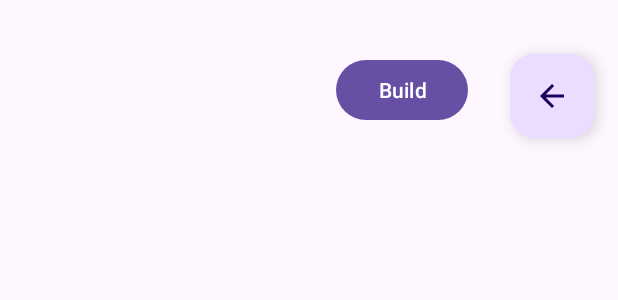
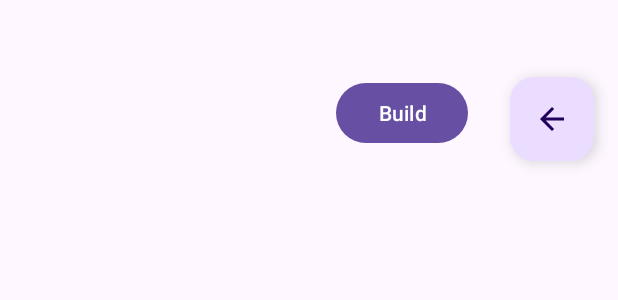
Before and after one commit to sanat-k1/Expert_System, an Android app: the layout activity_your_pc.xml on its own in the app's theme, with its tools: preview values and no code run, on a phone screen of 412 x 824 dp. Shown: the top 300 px of the screen. Run offline under Robolectric (Android 15) with nearby library versions, the phone set to English and light mode, and no system bars.

Commit message:
Login-Build Working

```diff
--- a/app/src/main/java/com/example/pchelper/YourPC.kt
+++ b/app/src/main/java/com/example/pchelper/YourPC.kt
@@ -61,10 +61,12 @@ class YourPC : AppCompatActivity() {
             val ssdprice = findViewById<TextView>(R.id.ssdprice)
             val ramcap = findViewById<TextView>(R.id.ramcapacity)
             val ramprice = findViewById<TextView>(R.id.ramprice)
+            val tv= findViewById<TextView>(R.id.textView2)
             val cpu = findViewById<TextView>(R.id.textView5)
             val gpu = findViewById<TextView>(R.id.textView6)
             val ssd = findViewById<TextView>(R.id.textView7)
             val ram = findViewById<TextView>(R.id.textView8)
+            tv.setVisibility(View.VISIBLE)
             cpu.setVisibility(View.VISIBLE)
             gpu.setVisibility(View.VISIBLE)
             ssd.setVisibility(View.VISIBLE)
--- a/app/src/main/res/layout/activity_home.xml
+++ b/app/src/main/res/layout/activity_home.xml
@@ -20,13 +20,11 @@
     <FrameLayout
         android:id="@+id/Retardedstudio"
         android:layout_width="match_parent"
-        android:layout_height="653dp"
+        android:layout_height="0dp"
+        app:layout_constraintTop_toBottomOf="@+id/topToolbar"
         app:layout_constraintBottom_toTopOf="@+id/bottomNavigationView"
-        app:layout_constraintEnd_toEndOf="parent"
-        app:layout_constraintHorizontal_bias="0.0"
         app:layout_constraintStart_toStartOf="parent"
-        app:layout_constraintTop_toTopOf="parent"
-        app:layout_constraintVertical_bias="1.0" />
+        app:layout_constraintEnd_toEndOf="parent" />
 
     <com.google.android.material.bottomnavigation.BottomNavigationView
         android:id="@+id/bottomNavigationView"
--- a/app/src/main/res/layout/activity_login.xml
+++ b/app/src/main/res/layout/activity_login.xml
@@ -79,6 +79,7 @@
         android:layout_height="wrap_content"
         android:id="@+id/login_password"
         android:hint="Enter the Password"
+        android:inputType="textPassword"
         android:background="@drawable/forget"
         android:layout_marginLeft="35dp"
         android:layout_marginRight="35dp"
--- a/app/src/main/res/layout/activity_your_pc.xml
+++ b/app/src/main/res/layout/activity_your_pc.xml
@@ -4,7 +4,7 @@
     xmlns:tools="http://schemas.android.com/tools"
     android:layout_width="match_parent"
     android:layout_height="match_parent"
-    android:layout_marginTop="20dp">
+    android:layout_marginTop="35dp">
 
     <com.google.android.material.floatingactionbutton.FloatingActionButton
         android:id="@+id/floatingActionButton"
@@ -40,14 +40,23 @@
         app:layout_constraintEnd_toEndOf="parent"
         app:layout_constraintTop_toTopOf="parent" />
 
+    <ImageView
+        android:id="@+id/cpuimg"
+        android:layout_width="240dp"
+        android:layout_height="140dp"
+        android:layout_marginStart="8dp"
+        android:layout_marginTop="112dp"
+        app:layout_constraintStart_toEndOf="@+id/textView5"
+        app:layout_constraintTop_toBottomOf="@+id/get_info" />
+
     <TextView
         android:id="@+id/textView5"
         android:layout_width="wrap_content"
         android:layout_height="wrap_content"
         android:layout_alignParentEnd="true"
         android:layout_alignParentBottom="true"
-        android:layout_marginStart="8dp"
-        android:layout_marginTop="93dp"
+        android:layout_marginStart="4dp"
+        android:layout_marginTop="176dp"
         android:text="CPU: "
         android:textStyle="bold"
         android:visibility="invisible"
@@ -55,12 +64,49 @@
         app:layout_constraintTop_toTopOf="parent" />
 
     <ImageView
-        android:id="@+id/cpuimg"
-        android:layout_width="240dp"
+        android:id="@+id/gpuimg"
+        android:layout_width="239dp"
         android:layout_height="140dp"
-        android:layout_marginTop="29dp"
-        app:layout_constraintStart_toEndOf="@+id/textView5"
-        app:layout_constraintTop_toBottomOf="@+id/get_info" />
+        android:layout_marginStart="8dp"
+        android:layout_marginTop="44dp"
+        app:layout_constraintStart_toEndOf="@+id/textView6"
+        app:layout_constraintTop_toBottomOf="@+id/cpuname" />
+
+    <TextView
+        android:id="@+id/textView8"
+        android:layout_width="wrap_content"
+        android:layout_height="wrap_content"
+        android:layout_marginStart="4dp"
+        android:layout_marginTop="44dp"
+        android:text="Ram: "
+        android:textStyle="bold"
+        android:visibility="invisible"
+        app:layout_constraintStart_toStartOf="parent"
+        app:layout_constraintTop_toBottomOf="@+id/textView7" />
+
+    <TextView
+        android:id="@+id/textView7"
+        android:layout_width="wrap_content"
+        android:layout_height="wrap_content"
+        android:layout_marginStart="4dp"
+        android:layout_marginTop="32dp"
+        android:text="SSD: "
+        android:textStyle="bold"
+        android:visibility="invisible"
+        app:layout_constraintStart_toStartOf="parent"
+        app:layout_constraintTop_toBottomOf="@+id/gpuname" />
+
+    <TextView
+        android:id="@+id/textView6"
+        android:layout_width="wrap_content"
+        android:layout_height="wrap_content"
+        android:layout_marginStart="4dp"
+        android:layout_marginTop="44dp"
+        android:text="GPU: "
+        android:textStyle="bold"
+        android:visibility="invisible"
+        app:layout_constraintStart_toStartOf="parent"
+        app:layout_constraintTop_toBottomOf="@+id/cpuname" />
 
     <TextView
         android:id="@+id/cpuname"
@@ -76,7 +122,7 @@
         android:layout_width="wrap_content"
         android:layout_height="wrap_content"
         android:layout_marginStart="4dp"
-        android:layout_marginTop="40dp"
+        android:layout_marginTop="136dp"
         app:layout_constraintStart_toEndOf="@+id/cpuimg"
         app:layout_constraintTop_toBottomOf="@+id/get_info" />
 
@@ -99,25 +145,6 @@
         app:layout_constraintTop_toBottomOf="@+id/cpuclock" />
 
     <!-- gpu section-->
-    <TextView
-        android:id="@+id/textView6"
-        android:layout_width="wrap_content"
-        android:layout_height="wrap_content"
-        android:layout_marginStart="8dp"
-        android:layout_marginTop="32dp"
-        android:text="GPU: "
-        android:textStyle="bold"
-        android:visibility="invisible"
-        app:layout_constraintStart_toStartOf="parent"
-        app:layout_constraintTop_toBottomOf="@+id/cpuname" />
-
-    <ImageView
-        android:id="@+id/gpuimg"
-        android:layout_width="239dp"
-        android:layout_height="140dp"
-        android:layout_marginTop="32dp"
-        app:layout_constraintStart_toEndOf="@+id/textView6"
-        app:layout_constraintTop_toBottomOf="@+id/cpuname" />
 
     <TextView
         android:id="@+id/gpuname"
@@ -133,7 +160,7 @@
         android:layout_width="wrap_content"
         android:layout_height="wrap_content"
         android:layout_marginStart="4dp"
-        android:layout_marginTop="56dp"
+        android:layout_marginTop="64dp"
         app:layout_constraintStart_toEndOf="@+id/gpuimg"
         app:layout_constraintTop_toBottomOf="@+id/cpuname" />
 
@@ -156,17 +183,6 @@
         app:layout_constraintTop_toBottomOf="@+id/gpuvram" />
 
     <!-- ssd section-->
-    <TextView
-        android:id="@+id/textView7"
-        android:layout_width="wrap_content"
-        android:layout_height="wrap_content"
-        android:layout_marginStart="16dp"
-        android:layout_marginTop="42dp"
-        android:text="SSD: "
-        android:textStyle="bold"
-        android:visibility="invisible"
-        app:layout_constraintStart_toStartOf="parent"
-        app:layout_constraintTop_toBottomOf="@+id/gpuname" />
 
     <TextView
         android:id="@+id/ssdcapacity"
@@ -187,17 +203,6 @@
         app:layout_constraintTop_toBottomOf="@+id/gpuname" />
 
     <!--    ram section-->
-    <TextView
-        android:id="@+id/textView8"
-        android:layout_width="wrap_content"
-        android:layout_height="wrap_content"
-        android:layout_marginStart="16dp"
-        android:layout_marginTop="32dp"
-        android:text="Ram: "
-        android:textStyle="bold"
-        android:visibility="invisible"
-        app:layout_constraintStart_toStartOf="parent"
-        app:layout_constraintTop_toBottomOf="@+id/textView7" />
     <TextView
         android:id="@+id/ramcapacity"
         android:layout_width="wrap_content"
@@ -220,10 +225,23 @@
         android:id="@+id/totalprice"
         android:layout_width="wrap_content"
         android:layout_height="wrap_content"
-        android:layout_marginStart="74dp"
-        android:layout_marginTop="69dp"
+        android:layout_marginStart="76dp"
+        android:layout_marginTop="44dp"
         android:textSize="20dp"
         android:textStyle="bold"
         app:layout_constraintStart_toStartOf="parent"
         app:layout_constraintTop_toBottomOf="@+id/ramprice" />
+
+    <TextView
+        android:id="@+id/textView2"
+        android:layout_width="wrap_content"
+        android:layout_height="wrap_content"
+        android:layout_marginStart="24dp"
+        android:layout_marginTop="40dp"
+        android:text="Customised PC based on your preferences"
+        android:textSize="18dp"
+        android:textStyle="bold"
+        android:visibility="invisible"
+        app:layout_constraintStart_toStartOf="parent"
+        app:layout_constraintTop_toBottomOf="@+id/get_info" />
 </androidx.constraintlayout.widget.ConstraintLayout>
--- a/app/src/main/res/layout/fragment_chatbot.xml
+++ b/app/src/main/res/layout/fragment_chatbot.xml
@@ -9,12 +9,13 @@
     <androidx.constraintlayout.widget.ConstraintLayout
         android:layout_width="match_parent"
         android:layout_height="match_parent"
-        tools:context=".MainActivity">
+        tools:context=".MainActivity"
+        android:layout_marginTop="15dp">
 
         <androidx.recyclerview.widget.RecyclerView
             android:id="@+id/recyclerView"
             android:layout_width="403dp"
-            android:layout_height="511dp"
+            android:layout_height="580dp"
             app:layout_constraintBottom_toBottomOf="parent"
             app:layout_constraintEnd_toEndOf="parent"
             app:layout_constraintStart_toStartOf="parent"
@@ -24,7 +25,7 @@
         <AutoCompleteTextView
             android:id="@+id/editText"
             android:layout_width="296dp"
-            android:layout_height="37dp"
+            android:layout_height="48dp"
             android:layout_marginStart="16dp"
             android:layout_marginTop="12dp"
             android:hint="Ask your question"
@@ -57,7 +58,7 @@
             android:layout_width="83dp"
             android:layout_height="43dp"
             android:layout_marginStart="12dp"
-            android:layout_marginTop="8dp"
+            android:layout_marginTop="12dp"
             android:text="Send"
             app:layout_constraintStart_toEndOf="@+id/editText"
             app:layout_constraintTop_toBottomOf="@+id/recyclerView" />
```
